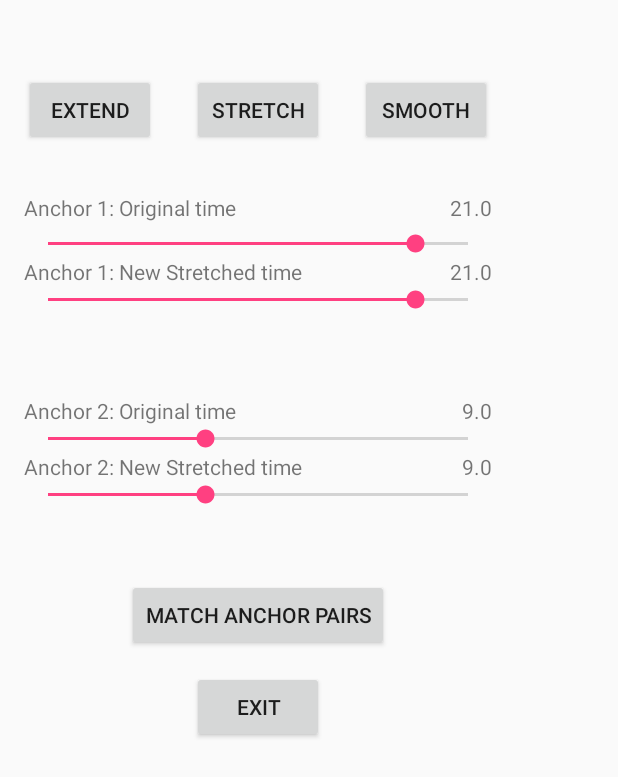
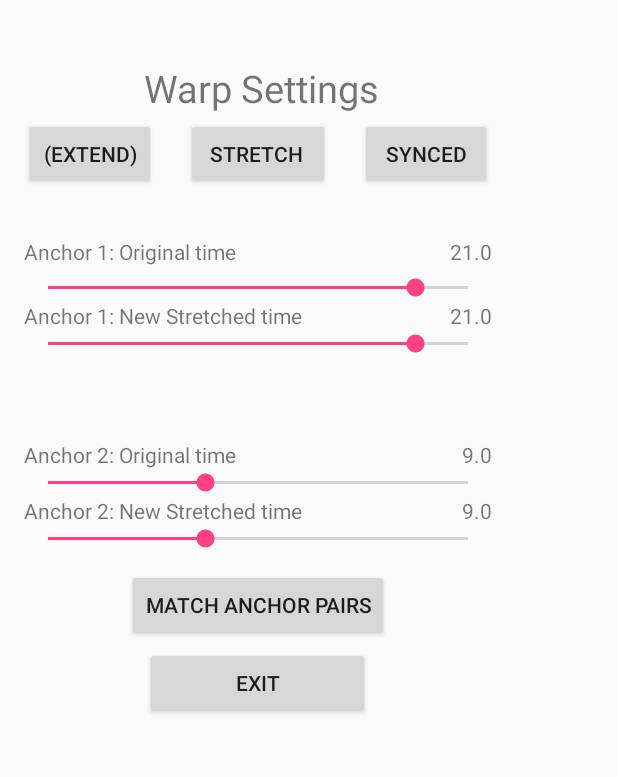
Before and after one commit to JerryGQian/Warp, an Android app: the screen it shows after launch (Configure), on a phone screen of 412 x 824 dp. Shown: the top 777 px of the screen. Run offline under Robolectric (Android 15) with nearby library versions, the phone set to English and light mode, and no system bars.

Commit message:
Tuning, adjustments, Stretch mode

```diff
--- a/Warp/app/build.gradle
+++ b/Warp/app/build.gradle
@@ -9,8 +9,8 @@ android {
         minSdkVersion 16
         targetSdkVersion 25
         multiDexEnabled true
-        versionCode 1
-        versionName "1.0"
+        versionCode 2
+        versionName "0.1.1"
         testInstrumentationRunner "android.support.test.runner.AndroidJUnitRunner"
     }
     buildTypes {
--- a/Warp/app/src/main/java/ninja/qian/warp/Configure.java
+++ b/Warp/app/src/main/java/ninja/qian/warp/Configure.java
@@ -18,6 +18,7 @@ import android.view.MenuItem;
 import android.view.View;
 import android.view.ViewGroup;
 
+import android.widget.Button;
 import android.widget.SeekBar;
 import android.widget.SeekBar.OnSeekBarChangeListener;
 import android.widget.TextView;
@@ -32,6 +33,11 @@ public class Configure extends Activity implements View.OnClickListener {
     private TextView texth2;
     private TextView texth1N;
     private TextView texth2N;
+
+    private Button extendButton;
+    private Button stretchButton;
+    private Button smoothButton;
+
 
     class SeekBarListener implements OnSeekBarChangeListener {
         TextView txt;
@@ -116,6 +122,16 @@ public class Configure extends Activity implements View.OnClickListener {
         texth1N = (TextView) findViewById(R.id.labelh1N);
         texth2N = (TextView) findViewById(R.id.labelh2N);
 
+        extendButton = (Button) findViewById(R.id.extend_button);
+        stretchButton = (Button) findViewById(R.id.stretch_button);
+        smoothButton = (Button) findViewById(R.id.smooth_button);
+
+        switch(settings.mode) {
+            case "Extend": extendButton.setText("(Extend)"); break;
+            case "Stretch": stretchButton.setText("(Stretch)"); break;
+            case "Smooth": smoothButton.setText("(Synced)"); break;
+        }
+
         seekh1.setOnSeekBarChangeListener(new SeekBarListener(texth1, settings, "h1"));
         seekh2.setOnSeekBarChangeListener(new SeekBarListener(texth2, settings, "h2"));
         seekh1N.setOnSeekBarChangeListener(new SeekBarListener(texth1N, settings, "h1N"));
@@ -146,12 +162,21 @@ public class Configure extends Activity implements View.OnClickListener {
             switch (id) {
                 case R.id.extend_button:
                     settings.mode = "Extend";
+                    extendButton.setText("(Extend)");
+                    stretchButton.setText(" Stretch ");
+                    smoothButton.setText("Synced");
                     break;
                 case R.id.stretch_button:
                     settings.mode = "Stretch";
+                    extendButton.setText("Extend");
+                    stretchButton.setText("(Stretch)");
+                    smoothButton.setText("Synced");
                     break;
                 case R.id.smooth_button:
                     settings.mode = "Smooth";
+                    extendButton.setText("Extend");
+                    stretchButton.setText(" Stretch ");
+                    smoothButton.setText("(Synced)");
                     break;
                 case R.id.syncbutton: {
                     hand.h1N = hand.h1;
--- a/Warp/app/src/main/res/layout/activity_configure.xml
+++ b/Warp/app/src/main/res/layout/activity_configure.xml
@@ -11,7 +11,9 @@
         android:layout_height="wrap_content"
         android:id="@+id/guideline"
         app:layout_constraintGuide_begin="311dp"
-        android:orientation="horizontal" />
+        android:orientation="horizontal"
+        tools:layout_editor_absoluteY="311dp"
+        tools:layout_editor_absoluteX="0dp" />
 
     <RelativeLayout
         android:layout_width="344dp"
@@ -22,7 +24,19 @@
         android:paddingRight="@dimen/activity_horizontal_margin"
         android:paddingTop="@dimen/activity_vertical_margin"
         app:layout_constraintTop_toTopOf="parent"
-        tools:layout_editor_absoluteX="16dp">
+        tools:layout_editor_absoluteX="16dp"
+        android:layout_centerHorizontal="true">
+        <TextView
+            android:id="@+id/title"
+            android:layout_width="189dp"
+            android:layout_height="63dp"
+            android:text="Warp Settings"
+            android:textSize="25sp"
+            android:layout_alignParentTop="true"
+            android:layout_alignLeft="@+id/syncbutton"
+            android:layout_alignStart="@+id/syncbutton"
+            android:layout_marginLeft="11dp"
+            android:layout_marginStart="11dp" />
 
         <TextView
             android:id="@+id/labelh1"
@@ -75,27 +89,28 @@
             android:layout_alignParentEnd="true"
             android:layout_alignParentRight="true"
             android:onClick="onClick"
-            android:text="Smooth" />
+            android:text="Synced" />
 
         <Button
             android:id="@+id/stretch_button"
             android:layout_width="wrap_content"
             android:layout_height="wrap_content"
+            android:onClick="onClick"
+            android:text=" Stretch  "
             android:layout_alignBaseline="@+id/extend_button"
             android:layout_alignBottom="@+id/extend_button"
-            android:layout_centerHorizontal="true"
-            android:onClick="onClick"
-            android:text="Stretch" />
+            android:layout_centerHorizontal="true" />
 
         <Button
             android:id="@+id/extend_button"
             android:layout_width="wrap_content"
             android:layout_height="wrap_content"
+            android:layout_marginTop="37dp"
+            android:text="Extend"
+            android:onClick="onClick"
+            android:layout_alignParentTop="true"
             android:layout_alignParentLeft="true"
-            android:layout_alignParentStart="true"
-            android:layout_alignParentTop="true"
-            android:layout_marginTop="8dp"
-            android:text="Extend" />
+            android:layout_alignParentStart="true" />
 
         <SeekBar
             android:id="@+id/seekh1"
@@ -160,19 +175,18 @@
             android:layout_height="wrap_content"
             android:onClick="onClick"
             android:text="Match Anchor Pairs"
+            android:layout_marginTop="11dp"
             android:layout_below="@+id/seekh2N"
-            android:layout_centerHorizontal="true"
-            android:layout_marginTop="47dp" />
+            android:layout_centerHorizontal="true" />
         <Button
             android:id="@+id/exitbutton"
-            android:layout_width="wrap_content"
+            android:layout_width="150dp"
             android:layout_height="wrap_content"
             android:onClick="onClick"
             android:text="Exit"
-            android:layout_marginTop="13dp"
-            android:layout_below="@+id/syncbutton"
-            android:layout_alignLeft="@+id/stretch_button"
-            android:layout_alignStart="@+id/stretch_button" />
+            android:layout_marginBottom="25dp"
+            android:layout_alignParentBottom="true"
+            android:layout_centerHorizontal="true" />
 
         <TextView
             android:id="@+id/textView3"
@@ -193,16 +207,6 @@
             android:text="Anchor 2: New Stretched time" />
 
 
-        <!--<ExpandableListView
-            android:id="@+id/expandableListView"
-            android:layout_width="match_parent"
-            android:layout_height="match_parent"
-            android:indicatorLeft="?android:attr/expandableListPreferredItemIndicatorLeft"
-            android:layout_alignParentBottom="true"
-            android:layout_alignParentEnd="true"
-            android:layout_alignParentRight="true"
-            android:layout_marginBottom="426dp"
-            android:text="Mode"/>-->
 
 
     </RelativeLayout>
--- a/Warp/app/src/main/res/layout/activity_lockscreen.xml
+++ b/Warp/app/src/main/res/layout/activity_lockscreen.xml
@@ -21,10 +21,7 @@
     <ImageView
         android:layout_width="match_parent"
         android:layout_height="match_parent"
-        android:src="@drawable/warpbg"
-        android:layout_alignParentTop="true"
-        android:layout_alignParentLeft="true"
-        android:layout_alignParentStart="true" />
+        android:src="@drawable/warpbg" />
 
 
     <TextView
```
Also changed, not shown: Warp/app/src/main/java/ninja/qian/warp/Util.java (+33 -4 lines), 1 other file.
